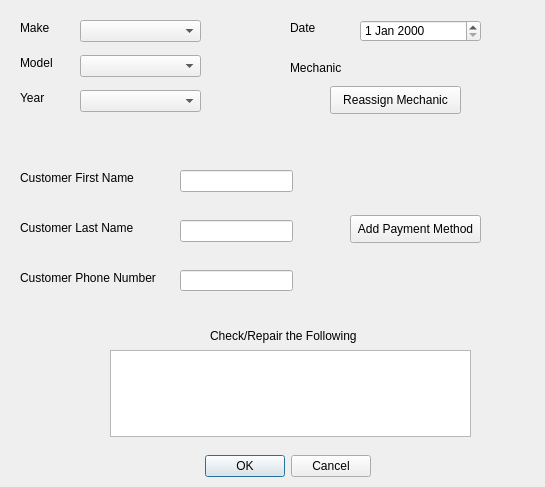
Above: NewWorkOrderDialog.ui from jordynmarlow/SoftwareEngineering before the change. Below: the same form after it.
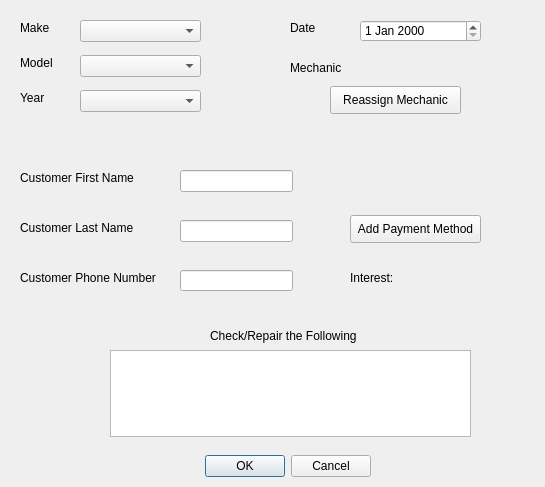
That is the form after the change.

The edit to the form file:
```diff
--- a/NewWorkOrderDialog.ui
+++ b/NewWorkOrderDialog.ui
@@ -265,6 +265,32 @@
     <string>Reassign Mechanic</string>
    </property>
   </widget>
+  <widget class="QLabel" name="order_interest_lbl">
+   <property name="geometry">
+    <rect>
+     <x>400</x>
+     <y>270</y>
+     <width>51</width>
+     <height>16</height>
+    </rect>
+   </property>
+   <property name="text">
+    <string/>
+   </property>
+  </widget>
+  <widget class="QLabel" name="label_10">
+   <property name="geometry">
+    <rect>
+     <x>350</x>
+     <y>270</y>
+     <width>51</width>
+     <height>16</height>
+    </rect>
+   </property>
+   <property name="text">
+    <string>Interest:</string>
+   </property>
+  </widget>
  </widget>
  <resources/>
  <connections>
```
